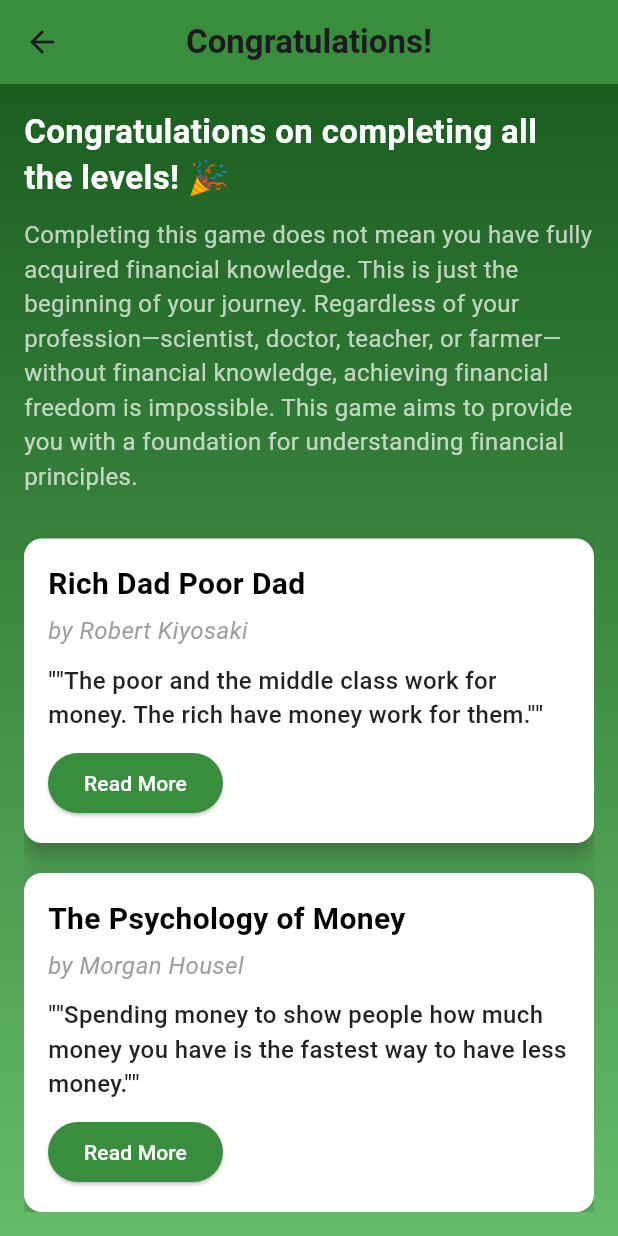
After one commit to nandananp/money-matrix-front-end, a Flutter app: the FinalScreen screen opened directly, on a phone screen of 412 x 824 dp. The commit adds this screen. Run offline on Flutter 3.47's test engine with Material 3 defaults, Android fonts, the phone set to English and light mode, and no system bars; our stand-ins replace shared_preferences; accounts and stored records are empty.

Commit message:
feat: final screen

```diff
--- a/lib/FinancialReportScreen.dart
+++ b/lib/FinancialReportScreen.dart
@@ -4,6 +4,7 @@
 import 'SpinScreen.dart';
 import 'package:shared_preferences/shared_preferences.dart';
 import 'package:money_matrix/SecondLevelActivityScreen.dart';
+import 'package:money_matrix/finalScreen.dart';
 
 class FinancialReportScreen extends StatefulWidget {
   int level ;
@@ -291,7 +292,7 @@
             width: double.infinity,
             padding: const EdgeInsets.symmetric(horizontal: 16),
             child: ElevatedButton(
-              onPressed: () => Navigator.pop(context),
+              onPressed: () => Navigator.push(context,MaterialPageRoute(builder: (context) => const FinalScreen())),
               style: ElevatedButton.styleFrom(
                 padding: const EdgeInsets.symmetric(vertical: 12),
                 shape: RoundedRectangleBorder(
--- /dev/null
+++ b/lib/finalScreen.dart
@@ -0,0 +1,146 @@
+import 'package:flutter/material.dart';
+import 'package:url_launcher/url_launcher.dart';
+
+class FinalScreen extends StatefulWidget {
+  const FinalScreen({super.key});
+
+  @override
+  State<FinalScreen> createState() => _FinalScreenState();
+}
+
+class _FinalScreenState extends State<FinalScreen> {
+  @override
+  Widget build(BuildContext context) {
+    return Scaffold(
+      appBar: AppBar(
+        title: const Text('Congratulations!', style: TextStyle(fontSize: 22, fontWeight: FontWeight.bold)),
+        backgroundColor: Colors.green.shade700,
+        centerTitle: true,
+      ),
+      body: Container(
+        decoration: BoxDecoration(
+          gradient: LinearGradient(
+            colors: [Colors.green.shade900, Colors.green.shade400],
+            begin: Alignment.topCenter,
+            end: Alignment.bottomCenter,
+          ),
+        ),
+        child: Padding(
+          padding: const EdgeInsets.all(16.0),
+          child: Column(
+            crossAxisAlignment: CrossAxisAlignment.start,
+            children: [
+              const Text(
+                'Congratulations on completing all the levels! 🎉',
+                style: TextStyle(fontSize: 22, fontWeight: FontWeight.bold, color: Colors.white),
+              ),
+              const SizedBox(height: 10),
+              const Text(
+                'Completing this game does not mean you have fully acquired financial knowledge. This is just the beginning of your journey. Regardless of your profession—scientist, doctor, teacher, or farmer—without financial knowledge, achieving financial freedom is impossible. This game aims to provide you with a foundation for understanding financial principles.',
+                style: TextStyle(fontSize: 16, color: Colors.white70),
+              ),
+              const SizedBox(height: 20),
+              Expanded(
+                child: ListView(
+                  children: [
+                    _buildBookCard(
+                      title: 'Rich Dad Poor Dad',
+                      author: 'Robert Kiyosaki',
+                      quote: '"The poor and the middle class work for money. The rich have money work for them."',
+                      url: 'https://www.amazon.com/Rich-Dad-Poor-Teach-Middle/dp/1612680194',
+                    ),
+                    _buildBookCard(
+                      title: 'The Psychology of Money',
+                      author: 'Morgan Housel',
+                      quote: '"Spending money to show people how much money you have is the fastest way to have less money."',
+                      url: 'https://www.amazon.com/Psychology-Money-Timeless-lessons-happiness/dp/0857197681',
+                    ),
+                    _buildBookCard(
+                      title: 'Atomic Habits',
+                      author: 'James Clear',
+                      quote: '"You should be far more concerned with your current trajectory than with your current results."',
+                      url: 'https://www.amazon.com/Atomic-Habits-Proven-Build-Break/dp/0735211299',
+                    ),
+                    _buildQuoteCard(
+                      quote: '"The stock market is filled with individuals who know the price of everything but the value of nothing." - Philip Fisher',
+                    ),
+                    _buildQuoteCard(
+                      quote: '"Do not save what is left after spending, but spend what is left after saving." - Warren Buffett',
+                    ),
+                    _buildQuoteCard(
+                      quote: '"Your income can grow only to the extent that you do." - T. Harv Eker',
+                    ),
+                    _buildQuoteCard(
+                      quote: '"Money is a terrible master but an excellent servant." - P.T. Barnum',
+                    ),
+                  ],
+                ),
+              ),
+            ],
+          ),
+        ),
+      ),
+    );
+  }
+
+  Widget _buildBookCard({
+    required String title,
+    required String author,
+    required String quote,
+    required String url,
+  }) {
+    return Card(
+      elevation: 6,
+      shape: RoundedRectangleBorder(borderRadius: BorderRadius.circular(12)),
+      margin: const EdgeInsets.symmetric(vertical: 10),
+      color: Colors.white,
+      child: Padding(
+        padding: const EdgeInsets.all(16.0),
+        child: Column(
+          crossAxisAlignment: CrossAxisAlignment.start,
+          children: [
+            Text(
+              title,
+              style: const TextStyle(fontSize: 20, fontWeight: FontWeight.bold, color: Colors.black),
+            ),
+            const SizedBox(height: 5),
+            Text(
+              'by $author',
+              style: const TextStyle(fontSize: 16, fontStyle: FontStyle.italic, color: Colors.grey),
+            ),
+            const SizedBox(height: 10),
+            Text(
+              '"$quote"',
+              style: const TextStyle(fontSize: 16, fontWeight: FontWeight.w500, color: Colors.black87),
+            ),
+            const SizedBox(height: 10),
+            ElevatedButton(
+              onPressed: () => launchUrl(Uri.parse(url)),
+              style: ElevatedButton.styleFrom(backgroundColor: Colors.green.shade700),
+              child: const Text('Read More', style: TextStyle(color: Colors.white)),
+            ),
+          ],
+        ),
+      ),
+    );
+  }
+
+  Widget _buildQuoteCard({
+    required String quote,
+  }) {
+    return Card(
+      elevation: 4,
+      shape: RoundedRectangleBorder(borderRadius: BorderRadius.circular(10)),
+      margin: const EdgeInsets.symmetric(vertical: 10),
+      color: Colors.white.withOpacity(0.9),
+      child: Padding(
+        padding: const EdgeInsets.all(16.0),
+        child: Text(
+          quote,
+          style: const TextStyle(fontSize: 16, fontWeight: FontWeight.w500, color: Colors.black87),
+          textAlign: TextAlign.center,
+        ),
+      ),
+    );
+  }
+}
--- a/pubspec.yaml
+++ b/pubspec.yaml
@@ -14,6 +14,7 @@
   cupertino_icons: ^1.0.2
   http: ^1.1.2  # Updated to the latest stable version
   shared_preferences: ^2.0.13
+  url_launcher: ^6.3.1
 
 dev_dependencies:
   flutter_test:
```
Also changed, not shown: pubspec.lock, 5 other files.
